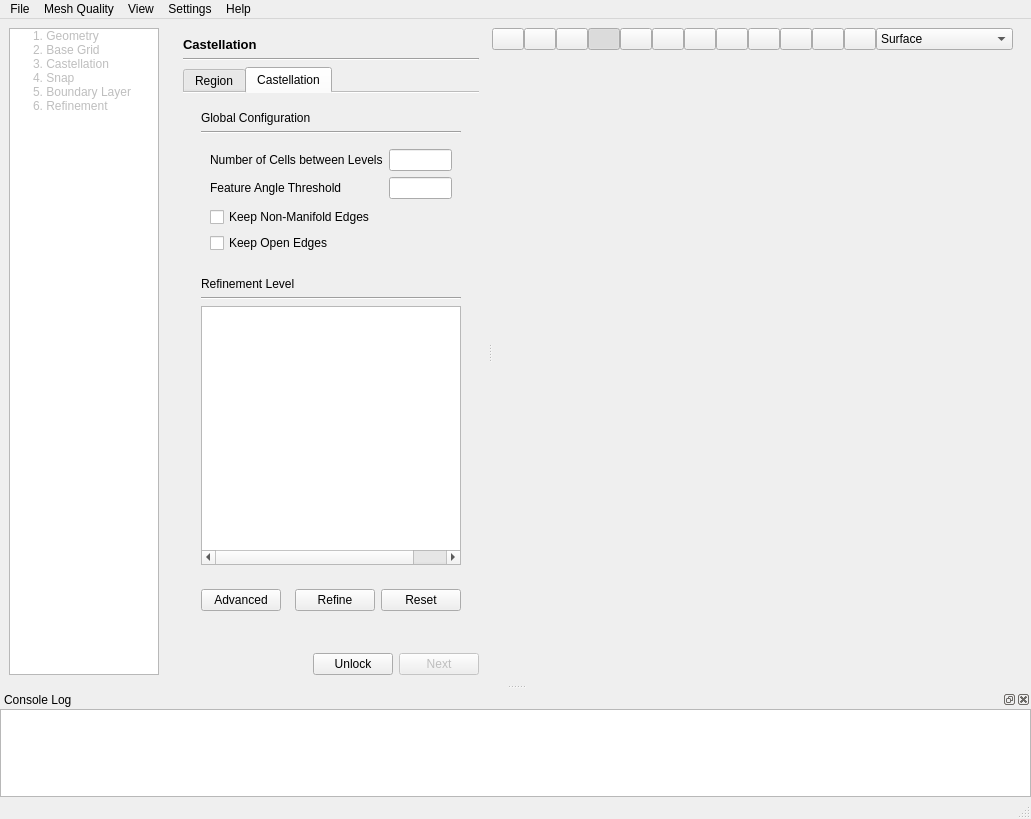
Before: the Qt Designer form view/main_window/main_window.ui in nextfoam/baram, drawn with Qt 5.
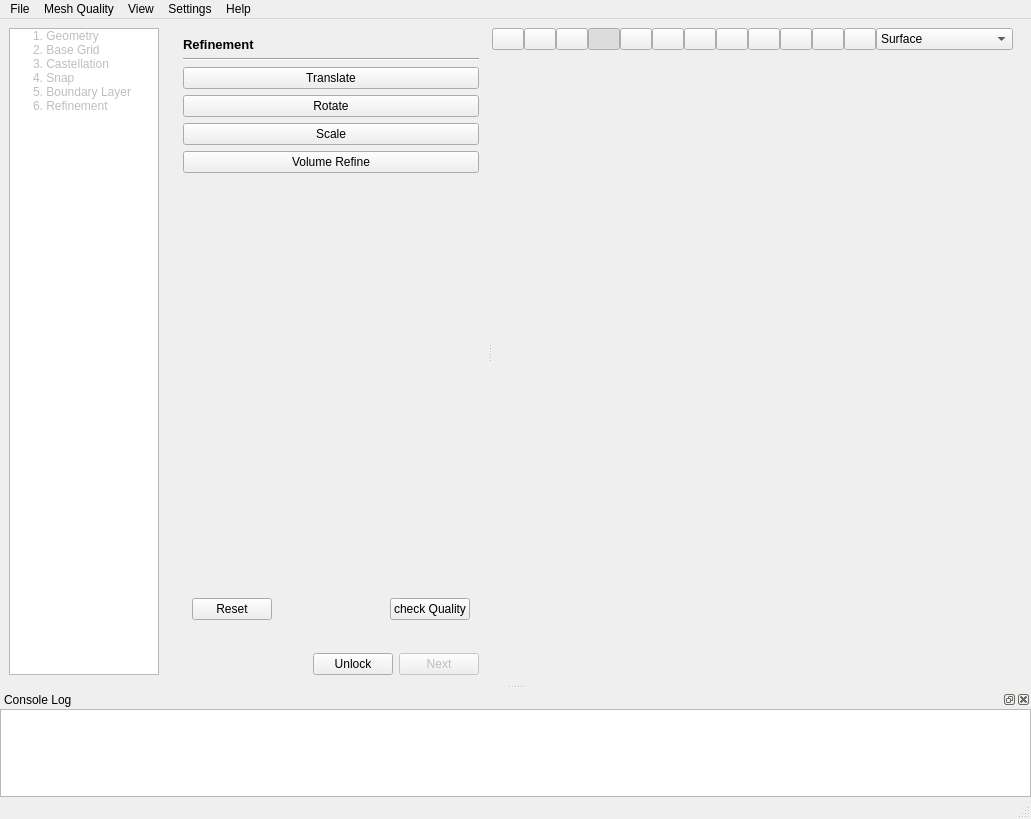
After: the same form once the commit is applied. Icons and pictures are not drawn. Custom widgets are drawn as their Qt base class.

Patch:
```diff
--- a/view/main_window/main_window.ui
+++ b/view/main_window/main_window.ui
@@ -127,7 +127,7 @@
            <item>
             <widget class="QStackedWidget" name="content">
              <property name="currentIndex">
-              <number>2</number>
+              <number>5</number>
              </property>
              <widget class="QWidget" name="geometryPage">
               <layout class="QVBoxLayout" name="verticalLayout_4">
@@ -1386,6 +1386,104 @@
                </item>
               </layout>
              </widget>
+             <widget class="QWidget" name="refinementPage">
+              <layout class="QVBoxLayout" name="verticalLayout_22">
+               <item>
+                <widget class="QLabel" name="label_37">
+                 <property name="font">
+                  <font>
+                   <pointsize>10</pointsize>
+                   <bold>true</bold>
+                  </font>
+                 </property>
+                 <property name="text">
+                  <string>Refinement</string>
+                 </property>
+                </widget>
+               </item>
+               <item>
+                <widget class="Line" name="line_11">
+                 <property name="orientation">
+                  <enum>Qt::Horizontal</enum>
+                 </property>
+                </widget>
+               </item>
+               <item>
+                <widget class="QPushButton" name="translate">
+                 <property name="text">
+                  <string>Translate</string>
+                 </property>
+                </widget>
+               </item>
+               <item>
+                <widget class="QPushButton" name="rotate_">
+                 <property name="text">
+                  <string>Rotate</string>
+                 </property>
+                </widget>
+               </item>
+               <item>
+                <widget class="QPushButton" name="scale">
+                 <property name="text">
+                  <string>Scale</string>
+                 </property>
+                </widget>
+               </item>
+               <item>
+                <widget class="QPushButton" name="volumeRefine">
+                 <property name="text">
+                  <string>Volume Refine</string>
+                 </property>
+                </widget>
+               </item>
+               <item>
+                <spacer name="verticalSpacer_4">
+                 <property name="orientation">
+                  <enum>Qt::Vertical</enum>
+                 </property>
+                 <property name="sizeHint" stdset="0">
+                  <size>
+                   <width>20</width>
+                   <height>40</height>
+                  </size>
+                 </property>
+                </spacer>
+               </item>
+               <item>
+                <widget class="QWidget" name="widget_20" native="true">
+                 <layout class="QHBoxLayout" name="horizontalLayout_12">
+                  <item>
+                   <widget class="QPushButton" name="refinementReset">
+                    <property name="text">
+                     <string>Reset</string>
+                    </property>
+                   </widget>
+                  </item>
+                  <item>
+                   <spacer name="horizontalSpacer_9">
+                    <property name="orientation">
+                     <enum>Qt::Horizontal</enum>
+                    </property>
+                    <property name="sizeHint" stdset="0">
+                     <size>
+                      <width>93</width>
+                      <height>20</height>
+                     </size>
+                    </property>
+                   </spacer>
+                  </item>
+                  <item>
+                   <widget class="QPushButton" name="checkQuality">
+                    <property name="text">
+                     <string>check Quality</string>
+                    </property>
+                   </widget>
+                  </item>
+                 </layout>
+                </widget>
+               </item>
+              </layout>
+             </widget>
             </widget>
            </item>
            <item>
```
Left out of the diff: 13 changed lines with no effect on the pictures.
